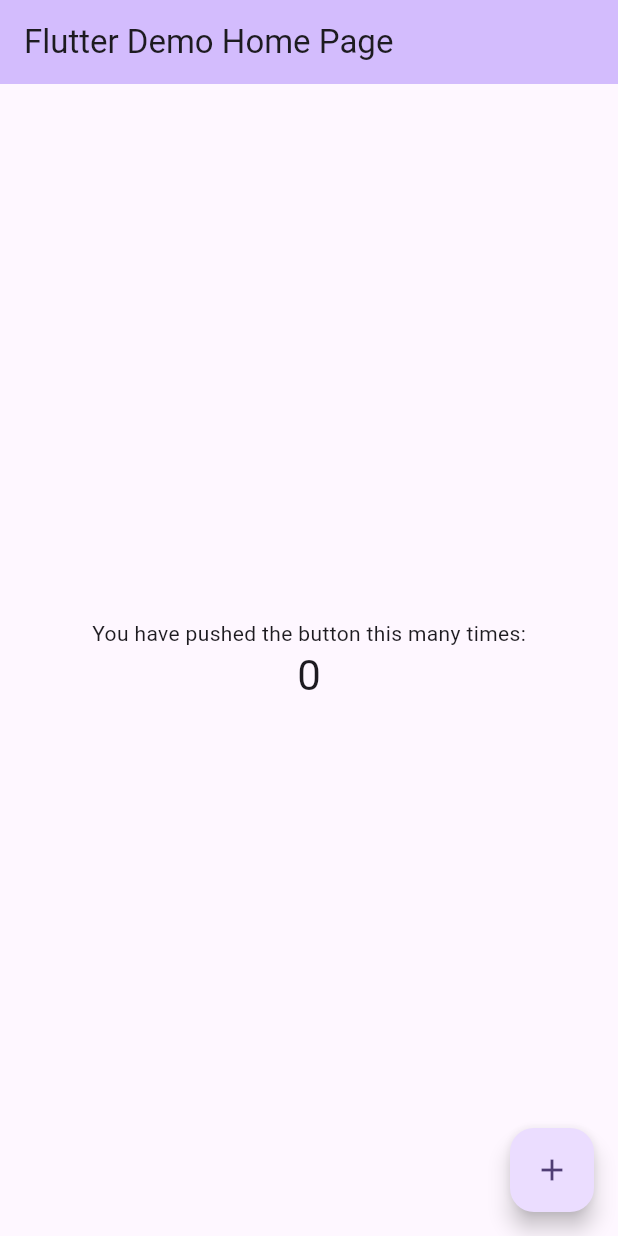
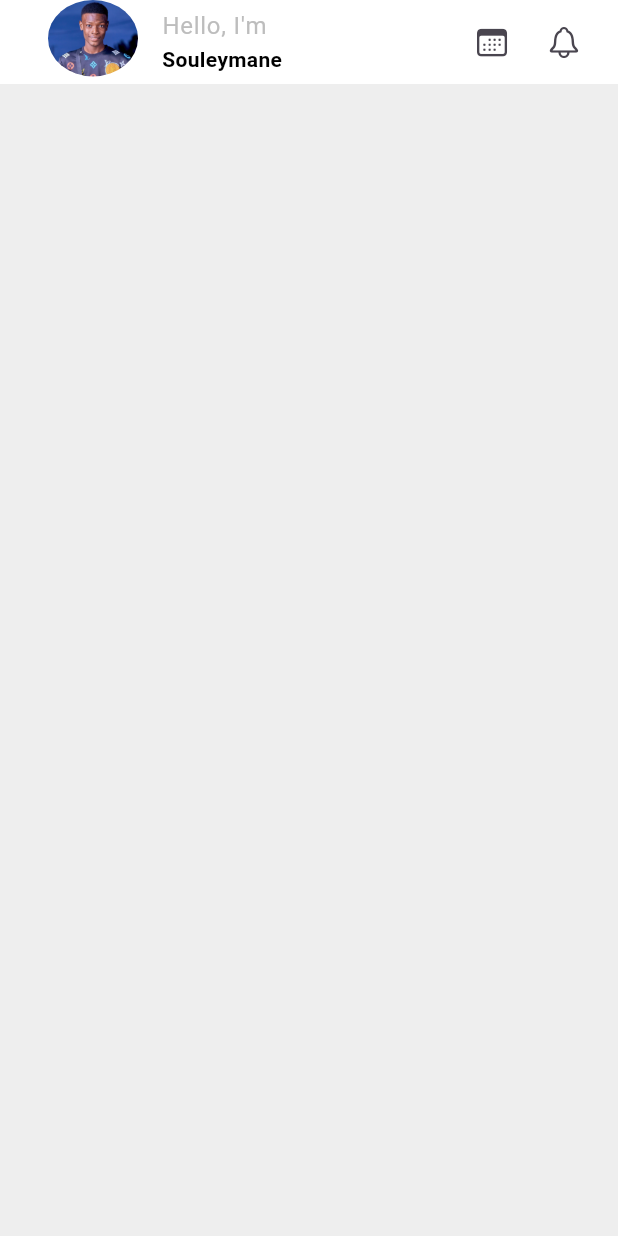
Before and after one commit to Godisouleymane/Flutter-Todo_list-App, a Flutter app: the screen it shows after launch, on a phone screen of 412 x 824 dp. Run offline on Flutter 3.47's test engine with Material 3 defaults, Android fonts, the phone set to English and light mode, and no system bars.

Commit message:
AppBar design

```diff
--- a/lib/main.dart
+++ b/lib/main.dart
@@ -1,3 +1,4 @@
+import 'package:flutter/cupertino.dart';
 import 'package:flutter/material.dart';
 
 void main() {
@@ -7,64 +8,66 @@ void main() {
 class MyApp extends StatelessWidget {
   const MyApp({super.key});
 
-  // This widget is the root of your application.
   @override
   Widget build(BuildContext context) {
     return MaterialApp(
-      title: 'Flutter Demo',
+      debugShowCheckedModeBanner: false,
+      title: 'Todo List',
       theme: ThemeData(
-        colorScheme: ColorScheme.fromSeed(seedColor: Colors.deepPurple),
-        useMaterial3: true,
+
       ),
-      home: const MyHomePage(title: 'Flutter Demo Home Page'),
+      home: MyHomePage(),
     );
   }
 }
 
 class MyHomePage extends StatefulWidget {
-  const MyHomePage({super.key, required this.title});
-
-  final String title;
+  const MyHomePage({super.key});
 
   @override
   State<MyHomePage> createState() => _MyHomePageState();
 }
 
 class _MyHomePageState extends State<MyHomePage> {
-  int _counter = 0;
-
-  void _incrementCounter() {
-    setState(() {
-      _counter++;
-    });
-  }
-
   @override
   Widget build(BuildContext context) {
     return Scaffold(
+      backgroundColor: Colors.grey.shade200,
       appBar: AppBar(
-        backgroundColor: Theme.of(context).colorScheme.inversePrimary,
-        title: Text(widget.title),
+        backgroundColor: Colors.white,
+        title: ListTile(
+          leading: Padding(
+            padding: const EdgeInsets.only(bottom: 5.0),
+            child: ClipOval(
+              child: Image.asset(
+                height: 60,
+                width: 60,
+                'assets/man.jpg',
+               fit: BoxFit.cover,),
+            ),
+          ),
+          title: Text('Hello, I\'m',
+          style: TextStyle(
+            color: Colors.grey.shade400
+          ),),
+          subtitle: const Text('Souleymane',
+          style: TextStyle(
+            color: Colors.black,
+            fontWeight: FontWeight.bold
+          ),),
+        ),
+        actions: [
+          Padding(padding: EdgeInsets.symmetric(horizontal: 12.0),
+            child: Row(
+              children: [
+                IconButton(onPressed: (){}, icon: Icon(CupertinoIcons.calendar)),
+                IconButton(onPressed: (){}, icon: Icon(CupertinoIcons.bell)),
+
+              ],
+            ),
+          ),
+        ],
       ),
-      body: Center(
-        child: Column(
-          mainAxisAlignment: MainAxisAlignment.center,
-          children: <Widget>[
-            const Text(
-              'You have pushed the button this many times:',
-            ),
-            Text(
-              '$_counter',
-              style: Theme.of(context).textTheme.headlineMedium,
-            ),
-          ],
-        ),
-      ),
-      floatingActionButton: FloatingActionButton(
-        onPressed: _incrementCounter,
-        tooltip: 'Increment',
-        child: const Icon(Icons.add),
-      ), // This trailing comma makes auto-formatting nicer for build methods.
     );
   }
 }
--- a/pubspec.yaml
+++ b/pubspec.yaml
@@ -59,7 +59,8 @@ flutter:
   uses-material-design: true
 
   # To add assets to your application, add an assets section, like this:
-  # assets:
+  assets:
+      - assets/man.jpg
   #   - images/a_dot_burr.jpeg
   #   - images/a_dot_ham.jpeg
 
```
Also changed, not shown: assets/man.jpg (added).
